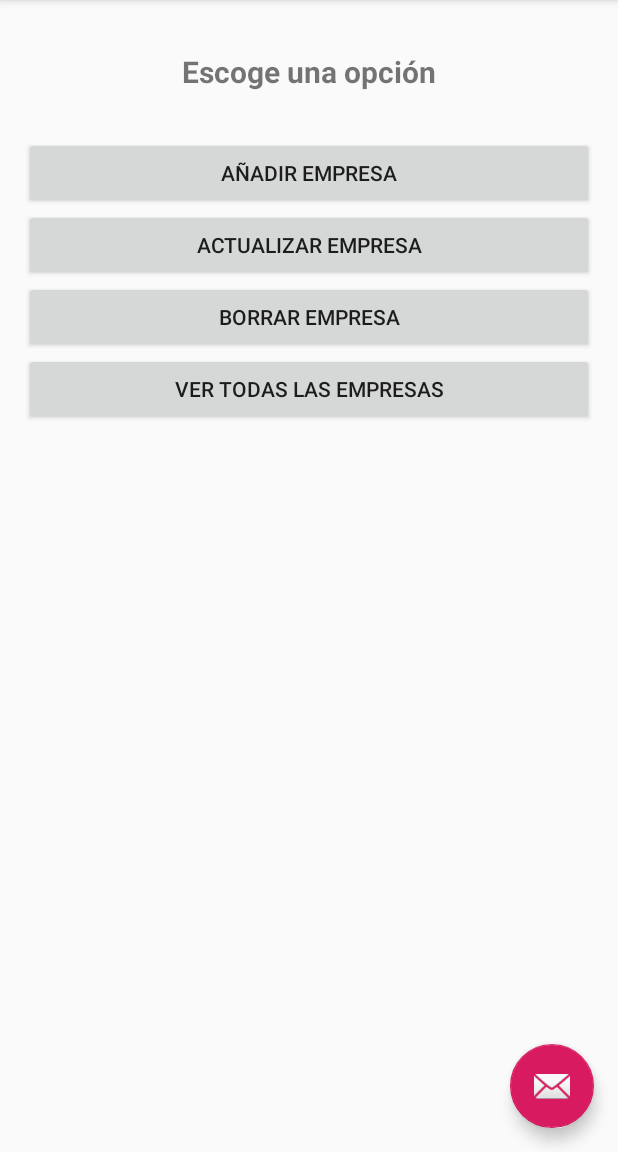
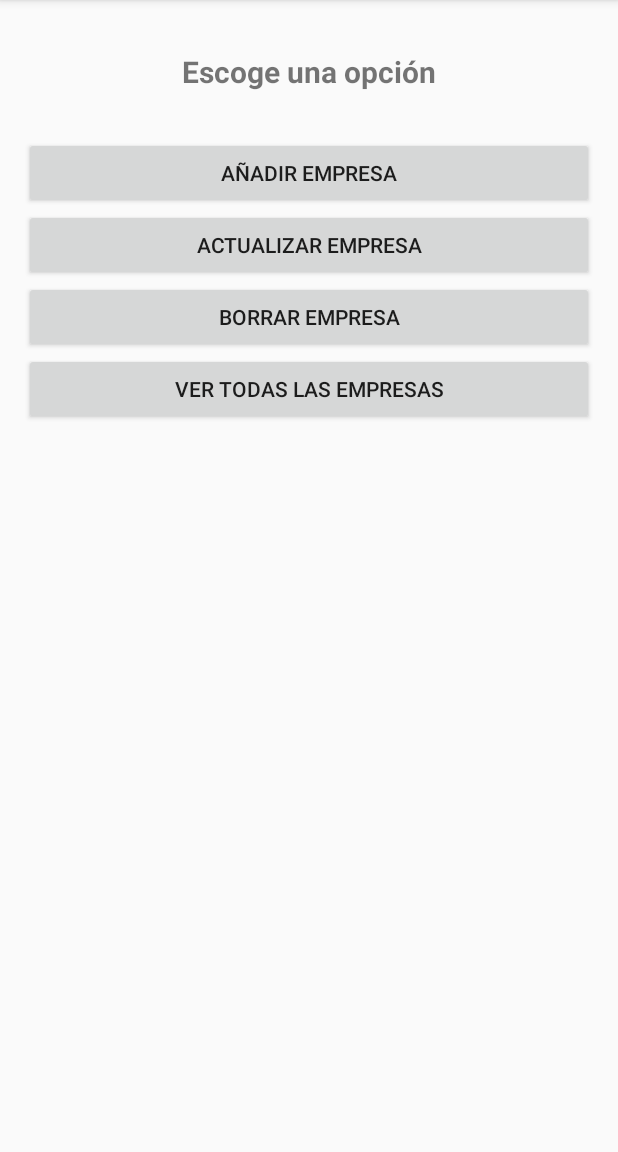
Before and after one commit to mesirendon/mesirendon.github.io, an Android app: the screen it shows after launch (MainActivity), on a phone screen of 412 x 824 dp, the part 84-1236 px from its top. Run offline under Robolectric (Android 15) with nearby library versions, the light colour scheme and no system bars.

Commit message:
Finishing challenge

```diff
--- a/MSc/1/Moviles/SQLite/app/src/main/java/com/mesirendon/sqlite/AddUpdateEnterprise.java
+++ b/MSc/1/Moviles/SQLite/app/src/main/java/com/mesirendon/sqlite/AddUpdateEnterprise.java
@@ -90,7 +90,7 @@ public class AddUpdateEnterprise extends AppCompatActivity {
           newEnterprise.setEmail(email.getText().toString());
           newEnterprise.setProductsAndServices(productsAndServices.getText().toString());
           enterpriseOperations.addEnterprise(newEnterprise);
-          text = "La empresa " + newEnterprise.getName() + "se ha agredado correctamente";
+          text = "La empresa " + newEnterprise.getName() + " se ha agredado correctamente";
         } else {
           oldEnterprise.setName(name.getText().toString());
           oldEnterprise.setUrl(url.getText().toString());
@@ -98,7 +98,7 @@ public class AddUpdateEnterprise extends AppCompatActivity {
           oldEnterprise.setEmail(email.getText().toString());
           oldEnterprise.setProductsAndServices(productsAndServices.getText().toString());
           enterpriseOperations.updateEnterprise(oldEnterprise);
-          text = "La empresa " + newEnterprise.getName() + "se ha actualizado correctamente";
+          text = "La empresa " + oldEnterprise.getName() + " se ha actualizado correctamente";
         }
         Toast toast = Toast.makeText(AddUpdateEnterprise.this, text, Toast.LENGTH_SHORT);
         toast.show();
--- a/MSc/1/Moviles/SQLite/app/src/main/java/com/mesirendon/sqlite/ViewAllEnterprises.java
+++ b/MSc/1/Moviles/SQLite/app/src/main/java/com/mesirendon/sqlite/ViewAllEnterprises.java
@@ -19,9 +19,7 @@ public class ViewAllEnterprises extends ListActivity {
     super.onCreate(savedInstanceState);
     setContentView(R.layout.activity_view_all_enterprises);
     enterpriseOperations = new EnterpriseOperations(this);
-    enterpriseOperations.open();
     enterprises = enterpriseOperations.getAllEnterprises();
-    enterpriseOperations.close();
     ArrayAdapter<Enterprise> adapter = new ArrayAdapter<>(
         this,
         android.R.layout.simple_list_item_1,
--- a/MSc/1/Moviles/SQLite/app/src/main/res/layout/activity_main.xml
+++ b/MSc/1/Moviles/SQLite/app/src/main/res/layout/activity_main.xml
@@ -1,5 +1,6 @@
 <?xml version="1.0" encoding="utf-8"?>
-<androidx.coordinatorlayout.widget.CoordinatorLayout xmlns:android="http://schemas.android.com/apk/res/android"
+<androidx.coordinatorlayout.widget.CoordinatorLayout
+    xmlns:android="http://schemas.android.com/apk/res/android"
     xmlns:app="http://schemas.android.com/apk/res-auto"
     xmlns:tools="http://schemas.android.com/tools"
     android:layout_width="match_parent"
@@ -21,14 +22,6 @@
     </com.google.android.material.appbar.AppBarLayout>
 
     <include layout="@layout/content_main" />
-
-    <com.google.android.material.floatingactionbutton.FloatingActionButton
-        android:id="@+id/fab"
-        android:layout_width="wrap_content"
-        android:layout_height="wrap_content"
-        android:layout_gravity="bottom|end"
-        android:layout_margin="@dimen/fab_margin"
-        app:srcCompat="@android:drawable/ic_dialog_email" />
 
     <LinearLayout
         android:layout_width="match_parent"
```
Also changed, not shown: MSc/1/Moviles/SQLite/app/src/main/java/com/mesirendon/sqlite/DB/EnterpriseOperations.java (+12 -13 lines), MSc/1/Moviles/SQLite/app/src/main/java/com/mesirendon/sqlite/MainActivity.java (+31 -9 lines).
